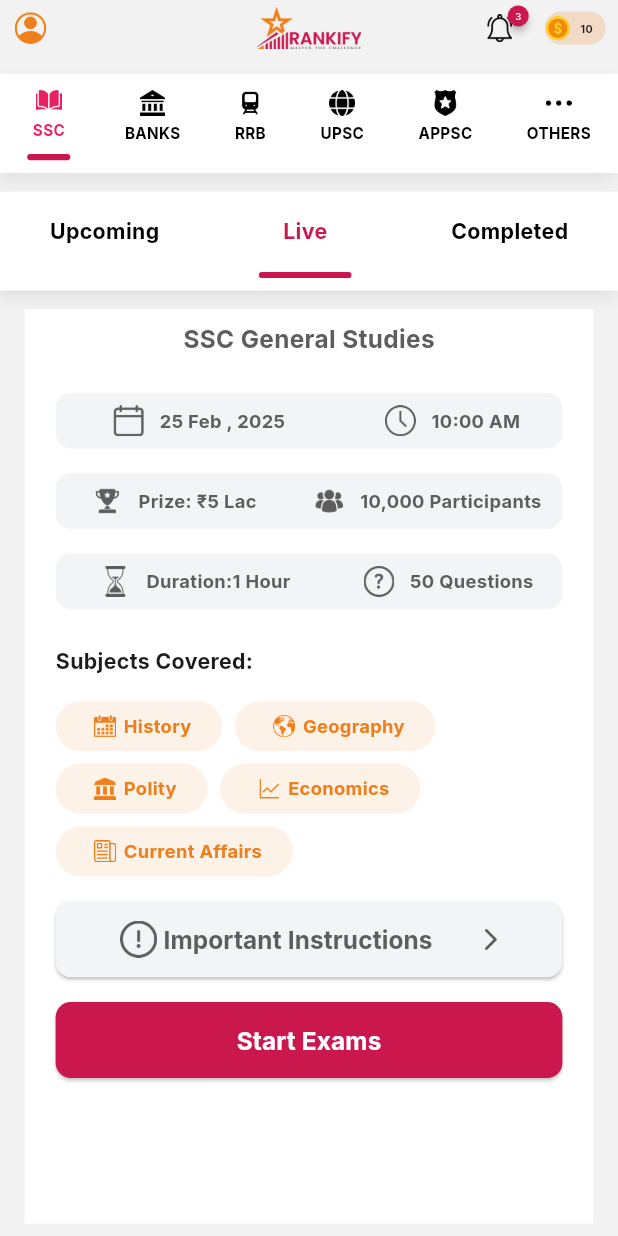
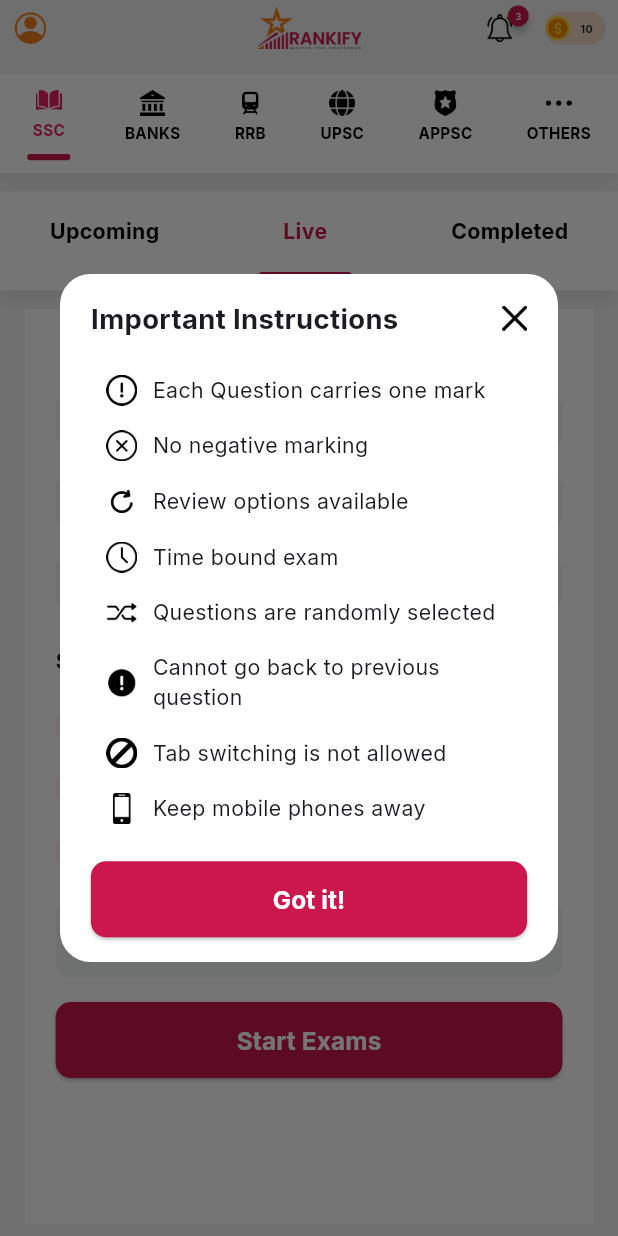
Before and after one commit to arun-kumar-bidila/demo-rankify, a Flutter app: the screen it shows after launch, after a tap on "Important Instructions", on a phone screen of 412 x 824 dp. Run offline on Flutter 3.47's test engine with Material 3 defaults, Android fonts, the phone set to English and light mode, and no system bars; drawn by our look-alikes of badges; our stand-ins replace another_carousel_pro, firebase_auth, firebase_core, flutter_keyboard_visibility, flutter_screenutil, google_fonts and 1 more; accounts and stored records are empty.

Commit message:
feat(myexams):Added Important instructions dialog

```diff
--- a/lib/features/bottombar/tabs/myexams/widgets/liveexamcard.dart
+++ b/lib/features/bottombar/tabs/myexams/widgets/liveexamcard.dart
@@ -10,7 +10,7 @@ class Liveexamcard extends StatelessWidget {
   @override
   Widget build(BuildContext context) {
     return Container(
-      margin: EdgeInsets.symmetric(horizontal: Screensize.width*0.02),
+      margin: EdgeInsets.symmetric(horizontal: Screensize.width * 0.02),
       height: double.infinity,
       color: Colors.white,
       padding: EdgeInsets.only(
@@ -40,14 +40,13 @@ class Liveexamcard extends StatelessWidget {
                 )
               ],
             ),
-
             Padding(
               padding: EdgeInsets.symmetric(vertical: Screensize.height * 0.01),
               child: Column(
                 mainAxisAlignment: MainAxisAlignment.spaceBetween,
                 children: [
-                  _InfoItem("25 Feb , 2025", "icons/newcalendar.png", "10:00 AM",
-                      "icons/clock.png"),
+                  _InfoItem("25 Feb , 2025", "icons/newcalendar.png",
+                      "10:00 AM", "icons/clock.png"),
                   _InfoItem("Prize: ₹5 Lac", "icons/trophy.png",
                       "10,000 Participants", "icons/group.png"),
                   _InfoItem("Duration:1 Hour", "icons/hour-glass.png",
@@ -87,9 +86,11 @@ class Liveexamcard extends StatelessWidget {
             ),
             Padding(
               padding: EdgeInsets.symmetric(vertical: Screensize.height * 0.01),
-              child: ElevatedButton(
-                  onPressed: () {},
-                  style: ElevatedButton.styleFrom(
+              child: TextButton(
+                  onPressed: () {
+                    _buildImportantInstructions(context);
+                  },
+                  style: TextButton.styleFrom(
                       minimumSize: Size(double.infinity, 50.h),
                       backgroundColor: Color(0xFFF2F4F5),
                       shape: RoundedRectangleBorder(
@@ -102,7 +103,7 @@ class Liveexamcard extends StatelessWidget {
                         children: [
                           Image.asset(
                             "icons/exclamation.png",
-                            width: Screensize.width * 0.08,
+                            width: Screensize.width * 0.1,
                             height: Screensize.height * 0.03,
                             color: GlobalColors.liveExamText,
                           ),
@@ -223,4 +224,114 @@ class Liveexamcard extends StatelessWidget {
       ),
     );
   }
+
+  void _buildImportantInstructions(BuildContext context) {
+    showDialog(
+        context: context,
+        builder: (BuildContext context) {
+          return Dialog(
+            backgroundColor: Colors.white,
+            // insetPadding: EdgeInsets.only(
+            //     left: Screensize.width * 0.1, right: Screensize.width * 0.1),
+            // insetPadding: EdgeInsets.zero,
+            shape: RoundedRectangleBorder(
+                borderRadius: BorderRadius.circular(20.r)),
+            child: Container(
+              padding: EdgeInsets.symmetric(
+                vertical: Screensize.height * 0.02,
+                horizontal: Screensize.width * 0.05,
+              ),
+              child: Column(
+                mainAxisSize: MainAxisSize.min,
+                crossAxisAlignment: CrossAxisAlignment.start,
+                children: [
+                  Row(
+                    mainAxisAlignment: MainAxisAlignment.spaceBetween,
+                    children: [
+                      Text(
+                        "Important Instructions",
+                        style: TextStyle(
+                            fontSize: 18.sp, fontWeight: FontWeight.bold),
+                      ),
+                      GestureDetector(
+                        onTap: () => Navigator.pop(context),
+                        child: Image.asset(
+                          "icons/close.png",
+                          // width: Screensize.width * 0.06,
+                          height: Screensize.height * 0.02,
+                          color: Color.fromARGB(255, 0, 0, 0),
+                        ),
+                      ),
+                    ],
+                  ),
+                  SizedBox(
+                    height: Screensize.height * 0.02,
+                  ),
+                  Column(
+                    children: [
+                      _buildInstruction("icons/exclamation.png",
+                          "Each Question carries one mark"),
+                      _buildInstruction(
+                          "icons/remove.png", "No negative marking"),
+                      _buildInstruction("icons/refresh.png",
+                          "Review options available"),
+                      _buildInstruction(
+                          "icons/clock.png", "Time bound exam"),
+                      _buildInstruction("icons/shuffle.png",
+                          "Questions are randomly selected"),
+                      _buildInstruction(
+                          "icons/mark.png", "Cannot go back to previous question"),
+                      _buildInstruction("icons/forbidden.png",
+                          "Tab switching is not allowed"),
+                      _buildInstruction("icons/cell-phone.png",
+                          "Keep mobile phones away"),
+                    ],
+                  ),
+                  Padding(
+                    padding: EdgeInsets.only(
+                      top: Screensize.height * 0.02,
+                    ),
+                    child: CustomButton(
+                      text: "Got it!",
+                      onTap: () {
+                        Navigator.pop(context);
+                      },
+                      color: GlobalColors.buttonColor,
+                      textColor: Colors.white,
+                    ),
+                  ),
+                ],
+              ),
+            ),
+          );
+        });
+  }
+
+  Widget _buildInstruction(String imagePath, String label) {
+    return Padding(
+      padding: EdgeInsets.only(
+          top: Screensize.height * 0.01, bottom: Screensize.height * 0.01),
+      child: Row(
+        // mainAxisSize: MainAxisSize.min,
+        mainAxisAlignment: MainAxisAlignment.start,
+        // crossAxisAlignment: CrossAxisAlignment.start,
+        children: [
+          Image.asset(
+            imagePath,
+            width: Screensize.width * 0.1,
+            height: Screensize.height * 0.025,
+            color: Color.fromARGB(255, 0, 0, 0),
+          ),
+          Expanded(
+            child: Text(
+              label,
+              style: TextStyle(fontSize: 14.sp),
+              softWrap: true,
+              overflow: TextOverflow.visible,
+            ),
+          )
+        ],
+      ),
+    );
+  }
 }
```
Also changed, not shown: icons/cell-phone.png (added), icons/close.png (added), icons/forbidden.png (added), icons/mark.png (added), icons/refresh.png (added), icons/remove.png (added), icons/shuffle.png (added).
